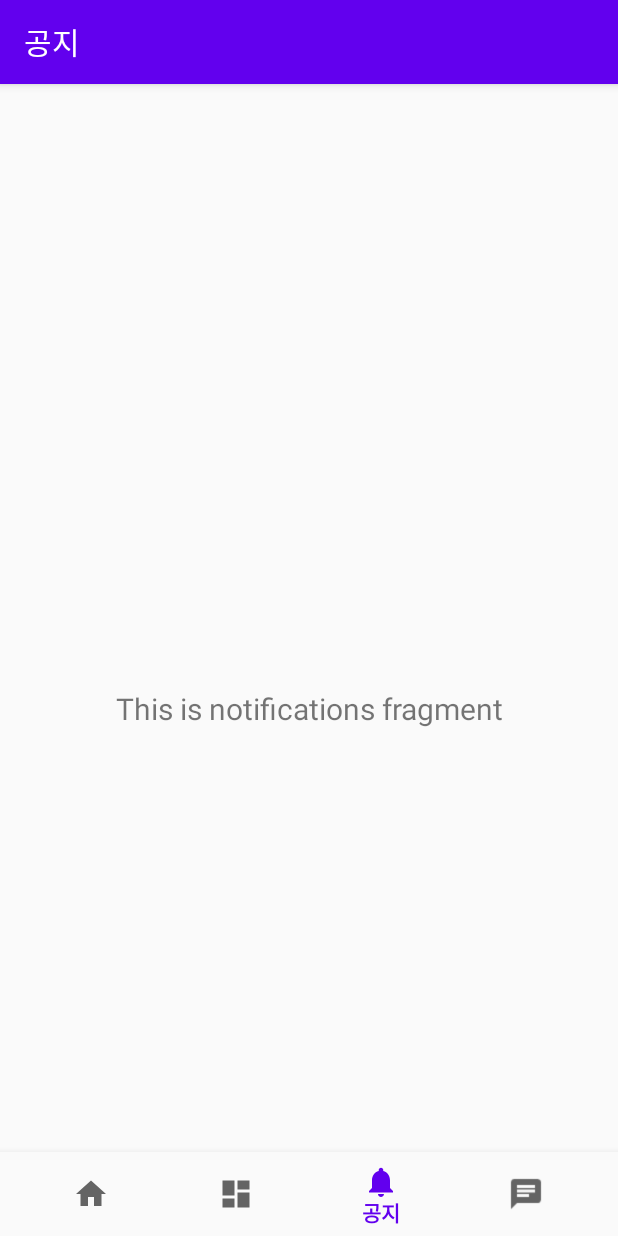
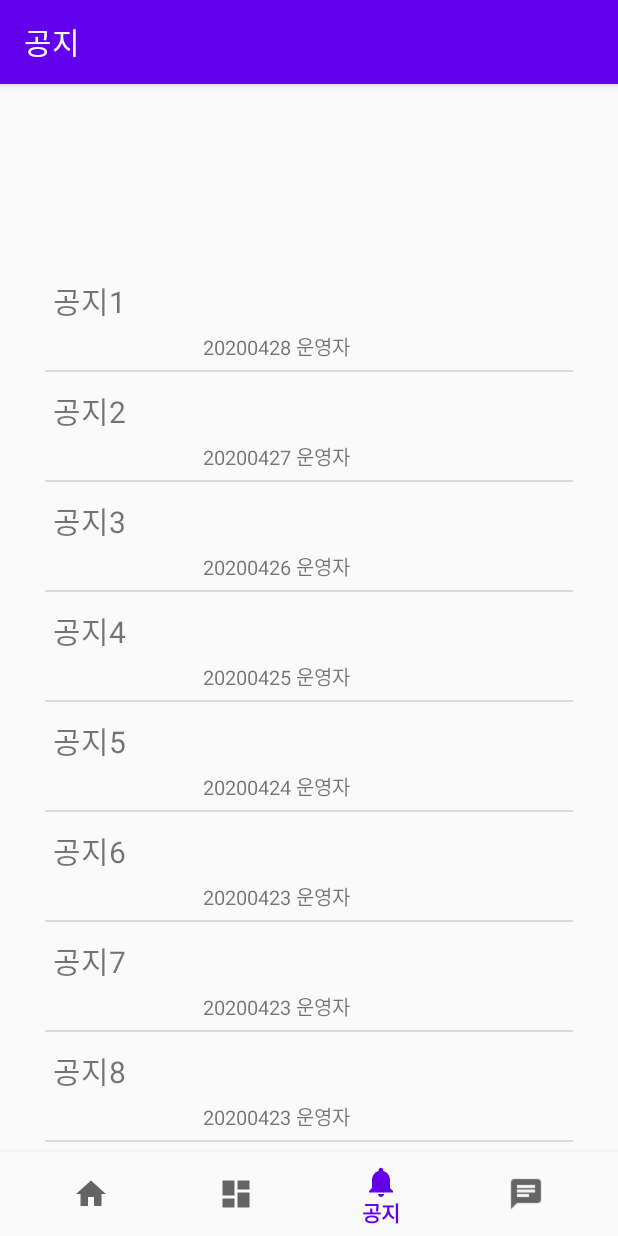
Before and after one commit to ehdrms2034/SMART_ANSWER_2020PNU, an Android app: the NotificationsFragment screen opened through its navigation route, on a phone screen of 412 x 824 dp. Run offline under Robolectric (Android 15) with nearby library versions, the phone set to English and light mode, and no system bars; our stand-ins replace navigation-ui.

Commit message:
공지사항
공지사항 fragment (추후 수정 필요)

```diff
--- /dev/null
+++ b/FrontEnd/src/SMART_ANSWER/app/src/main/java/com/example/smart_answer/recycler/ItemRecyclerVertical.java
@@ -0,0 +1,29 @@
+package com.example.smart_answer.recycler;
+
+public class ItemRecyclerVertical {
+
+    private String title;
+    private String date;
+
+    public ItemRecyclerVertical(String title, String date) {
+        this.title = title;
+        this.date = date;
+    }
+
+
+    public String getTitle() {
+        return title;
+    }
+
+    public void setTitle(String title) {
+        this.title = title;
+    }
+
+    public String getDate() {
+        return date;
+    }
+
+    public void setDate(String date) {
+        this.date = date;
+    }
+}
--- /dev/null
+++ b/FrontEnd/src/SMART_ANSWER/app/src/main/java/com/example/smart_answer/recycler/RecyclerVerticalAdapter.java
@@ -0,0 +1,72 @@
+package com.example.smart_answer.recycler;
+
+import android.view.LayoutInflater;
+import android.view.View;
+import android.view.ViewGroup;
+import android.widget.TextView;
+
+import com.example.smart_answer.R;
+
+import java.util.ArrayList;
+
+import androidx.annotation.NonNull;
+import androidx.recyclerview.widget.RecyclerView;
+
+public class RecyclerVerticalAdapter extends RecyclerView.Adapter<RecyclerVerticalAdapter.ItemViewHolder> {
+
+    private ArrayList<ItemRecyclerVertical> listData = new ArrayList<>();
+    public RecyclerVerticalAdapter() {
+
+    }
+    public RecyclerVerticalAdapter(ArrayList<ItemRecyclerVertical> listData) {
+        this.listData = listData;
+    }
+
+    @NonNull
+    @Override
+    public ItemViewHolder onCreateViewHolder(@NonNull ViewGroup parent, int viewType) {
+        View view = LayoutInflater.from(parent.getContext()).inflate(R.layout.item_vertical, parent, false);
+        return new ItemViewHolder(view);
+    }
+
+    @Override
+    public void onBindViewHolder(@NonNull ItemViewHolder holder, int position) {
+        holder.onBind(listData.get(position));
+    }
+
+    @Override
+    public int getItemCount() {
+        return listData.size();
+    }
+
+    public void addItem(ItemRecyclerVertical ItemRecyclerVertical) {
+        listData.add(ItemRecyclerVertical);
+    }
+
+    class ItemViewHolder extends RecyclerView.ViewHolder {
+
+        private TextView title;
+        private TextView date;
+
+        ItemViewHolder(View itemView) {
+            super(itemView);
+
+            title = itemView.findViewById(R.id.title);
+            date = itemView.findViewById(R.id.date);
+        }
+
+        void onBind(ItemRecyclerVertical data) {
+//            date.setText(data.getTitle());
+//            if (data.getTitle().length() > 15) {
+//                String first = data.getTitle().substring(0, 15);
+//                String second = data.getTitle().substring(15, data.getTitle().length());
+//                data.setTitle(first + "\n" + second);
+//            }
+//            if (data.getDate() != "") {
+//                data.setTitle(data.getTitle() + "\n" + data.getDate());
+//            }
+            title.setText(data.getTitle());
+            date.setText(data.getDate());
+        }
+    }
+}
--- a/FrontEnd/src/SMART_ANSWER/app/src/main/java/com/example/smart_answer/ui/notifications/NotificationsFragment.java
+++ b/FrontEnd/src/SMART_ANSWER/app/src/main/java/com/example/smart_answer/ui/notifications/NotificationsFragment.java
@@ -10,24 +10,63 @@ import androidx.annotation.Nullable;
 import androidx.fragment.app.Fragment;
 import androidx.lifecycle.Observer;
 import androidx.lifecycle.ViewModelProviders;
+import androidx.recyclerview.widget.DividerItemDecoration;
+import androidx.recyclerview.widget.LinearLayoutManager;
+import androidx.recyclerview.widget.RecyclerView;
+
 import com.example.smart_answer.R;
+import com.example.smart_answer.recycler.ItemRecyclerVertical;
+import com.example.smart_answer.recycler.RecyclerVerticalAdapter;
 
 public class NotificationsFragment extends Fragment {
 
-    private NotificationsViewModel notificationsViewModel;
+//    private NotificationsViewModel notificationsViewModel;
+////
+////    public View onCreateView(@NonNull LayoutInflater inflater,
+////            ViewGroup container, Bundle savedInstanceState) {
+////        notificationsViewModel =
+////                ViewModelProviders.of(this).get(NotificationsViewModel.class);
+////        View root = inflater.inflate(R.layout.fragment_notifications, container, false);
+////        final TextView textView = root.findViewById(R.id.text_notifications);
+////        notificationsViewModel.getText().observe(getViewLifecycleOwner(), new Observer<String>() {
+////            @Override
+////            public void onChanged(@Nullable String s) {
+////                textView.setText(s);
+////            }
+////        });
+////        return root;
+////    }
+    private RecyclerView betweenClassRecycler;
+    private RecyclerVerticalAdapter betweenClassAdapter;
+    public View onCreateView(@NonNull LayoutInflater inflater,
+                             ViewGroup container, Bundle savedInstanceState) {
 
-    public View onCreateView(@NonNull LayoutInflater inflater,
-            ViewGroup container, Bundle savedInstanceState) {
-        notificationsViewModel =
-                ViewModelProviders.of(this).get(NotificationsViewModel.class);
         View root = inflater.inflate(R.layout.fragment_notifications, container, false);
-        final TextView textView = root.findViewById(R.id.text_notifications);
-        notificationsViewModel.getText().observe(getViewLifecycleOwner(), new Observer<String>() {
-            @Override
-            public void onChanged(@Nullable String s) {
-                textView.setText(s);
-            }
-        });
+        betweenClassRecycler = (RecyclerView)root.findViewById(R.id.betweenClassRecycler);
+        betweenClassRecycler.addItemDecoration(new DividerItemDecoration(getActivity(),DividerItemDecoration.VERTICAL));
+        LinearLayoutManager linearLayoutManager = new LinearLayoutManager(getContext());
+        betweenClassRecycler.setLayoutManager(linearLayoutManager);
+
+        betweenClassAdapter = new RecyclerVerticalAdapter();
+        betweenClassRecycler.setAdapter(betweenClassAdapter);
+
+        ItemRecyclerVertical data1 = new ItemRecyclerVertical("공지1","20200428 운영자");
+        ItemRecyclerVertical data2 = new ItemRecyclerVertical("공지2","20200427 운영자");
+        ItemRecyclerVertical data3 = new ItemRecyclerVertical("공지3","20200426 운영자");
+        ItemRecyclerVertical data4 = new ItemRecyclerVertical("공지4","20200425 운영자");
+        ItemRecyclerVertical data5 = new ItemRecyclerVertical("공지5","20200424 운영자");
+        ItemRecyclerVertical data6 = new ItemRecyclerVertical("공지6","20200423 운영자");
+        ItemRecyclerVertical data7 = new ItemRecyclerVertical("공지7","20200423 운영자");
+        ItemRecyclerVertical data8 = new ItemRecyclerVertical("공지8","20200423 운영자");
+
+        betweenClassAdapter.addItem(data1);
+        betweenClassAdapter.addItem(data2);
+        betweenClassAdapter.addItem(data3);
+        betweenClassAdapter.addItem(data4);
+        betweenClassAdapter.addItem(data5);
+        betweenClassAdapter.addItem(data6);
+        betweenClassAdapter.addItem(data7);
+        betweenClassAdapter.addItem(data8);
         return root;
     }
 }
--- a/FrontEnd/src/SMART_ANSWER/app/src/main/res/layout/fragment_notifications.xml
+++ b/FrontEnd/src/SMART_ANSWER/app/src/main/res/layout/fragment_notifications.xml
@@ -4,20 +4,17 @@
     xmlns:app="http://schemas.android.com/apk/res-auto"
     xmlns:tools="http://schemas.android.com/tools"
     android:layout_width="match_parent"
-    android:layout_height="match_parent"
-    tools:context=".ui.notifications.NotificationsFragment" >
+    android:layout_height="match_parent">
 
-    <TextView
-        android:id="@+id/text_notifications"
+    <androidx.recyclerview.widget.RecyclerView
+        android:layout_marginLeft="30dp"
+        android:layout_marginRight="30dp"
+        android:id="@+id/betweenClassRecycler"
         android:layout_width="match_parent"
         android:layout_height="wrap_content"
-        android:layout_marginStart="8dp"
-        android:layout_marginTop="8dp"
-        android:layout_marginEnd="8dp"
-        android:textAlignment="center"
-        android:textSize="20sp"
-        app:layout_constraintEnd_toEndOf="parent"
+        android:orientation="horizontal"
+        android:scrollbars="horizontal"
+        app:layout_constraintBottom_toBottomOf="parent"
         app:layout_constraintStart_toStartOf="parent"
-        app:layout_constraintTop_toTopOf="parent"
-        app:layout_constraintBottom_toBottomOf="parent" />
+        app:layout_constraintTop_toTopOf="parent" />
 </androidx.constraintlayout.widget.ConstraintLayout>
--- /dev/null
+++ b/FrontEnd/src/SMART_ANSWER/app/src/main/res/layout/item_vertical.xml
@@ -0,0 +1,30 @@
+<?xml version="1.0" encoding="utf-8"?>
+<LinearLayout
+    android:layout_marginTop="5dp"
+    android:layout_marginLeft="5dp"
+    android:paddingBottom="5dp"
+    android:orientation="vertical"
+    xmlns:android="http://schemas.android.com/apk/res/android"
+    xmlns:app="http://schemas.android.com/apk/res-auto"
+    xmlns:tools="http://schemas.android.com/tools"
+    android:layout_width="wrap_content"
+    android:layout_height="wrap_content">
+
+    <TextView
+        android:layout_marginTop="5dp"
+        android:textSize="20dp"
+        android:id="@+id/title"
+        android:text="제목"
+        android:layout_width="wrap_content"
+        android:layout_height="wrap_content"/>
+
+    <TextView
+        android:layout_marginTop="5dp"
+        android:layout_marginLeft="100dp"
+        android:textSize="13dp"
+        android:id="@+id/date"
+        android:text="날짜"
+        android:layout_width="wrap_content"
+        android:layout_height="wrap_content"/>
+
+</LinearLayout>
```
Also changed, not shown: FrontEnd/src/SMART_ANSWER/app/src/main/res/drawable/background.jpg (added).
